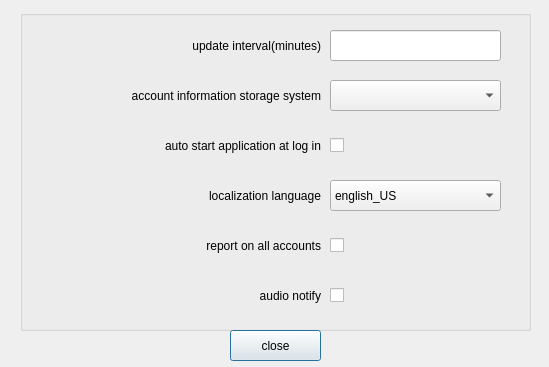
Old version of the form src/configurationoptionsdialog.ui in the repository mhogomchungu/qCheckGMail.
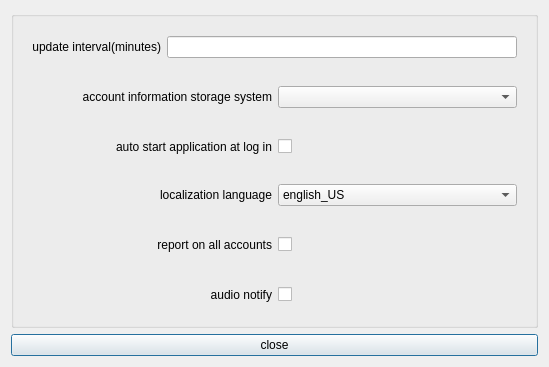
New version of the form.

Commit message: make GUI windows stretchable

```diff
--- a/src/configurationoptionsdialog.ui
+++ b/src/configurationoptionsdialog.ui
@@ -16,36 +16,18 @@
   <property name="windowTitle">
    <string>option configuration window</string>
   </property>
+  <layout class="QGridLayout" name="gridLayout">
+   <item row="0" column="0">
   <widget class="QGroupBox" name="groupBox">
-   <property name="geometry">
-    <rect>
-     <x>20</x>
-     <y>10</y>
-     <width>511</width>
-     <height>321</height>
-    </rect>
-   </property>
    <property name="title">
     <string/>
    </property>
+     <layout class="QGridLayout" name="gridLayout_2">
+      <item row="0" column="0">
    <widget class="QFrame" name="frame_2">
-    <property name="geometry">
-     <rect>
-      <x>20</x>
-      <y>10</y>
-      <width>471</width>
-      <height>51</height>
-     </rect>
-    </property>
+        <layout class="QGridLayout" name="gridLayout_3">
+         <item row="0" column="0">
     <widget class="QLabel" name="label">
-     <property name="geometry">
-      <rect>
-       <x>10</x>
-       <y>0</y>
-       <width>271</width>
-       <height>51</height>
-      </rect>
-     </property>
      <property name="text">
       <string>update interval(minutes)</string>
      </property>
@@ -56,48 +38,40 @@
       <bool>true</bool>
      </property>
     </widget>
-    <widget class="QLineEdit" name="lineEditUpdateCheckInterval">
-     <property name="geometry">
-      <rect>
-       <x>290</x>
-       <y>10</y>
-       <width>171</width>
-       <height>31</height>
-      </rect>
-     </property>
-    </widget>
-   </widget>
+         </item>
+         <item row="0" column="1">
+          <widget class="QLineEdit" name="lineEditUpdateCheckInterval"/>
+         </item>
+        </layout>
+       </widget>
+      </item>
+      <item row="1" column="0">
+       <widget class="QFrame" name="frame_6">
+        <layout class="QGridLayout" name="gridLayout_4">
+         <item row="0" column="0">
+          <widget class="QLabel" name="label_5">
+           <property name="text">
+            <string>account information storage system</string>
+           </property>
+           <property name="alignment">
+            <set>Qt::AlignRight|Qt::AlignTrailing|Qt::AlignVCenter</set>
+           </property>
+           <property name="wordWrap">
+            <bool>true</bool>
+           </property>
+          </widget>
+         </item>
+         <item row="0" column="1">
+          <widget class="QComboBox" name="comboBoxBackEndSystem"/>
+         </item>
+        </layout>
+       </widget>
+      </item>
+      <item row="2" column="0">
    <widget class="QFrame" name="frame_3">
-    <property name="geometry">
-     <rect>
-      <x>20</x>
-      <y>110</y>
-      <width>471</width>
-      <height>51</height>
-     </rect>
-    </property>
-    <widget class="QCheckBox" name="checkBoxAutoStartEnabled">
-     <property name="geometry">
-      <rect>
-       <x>290</x>
-       <y>10</y>
-       <width>171</width>
-       <height>31</height>
-      </rect>
-     </property>
-     <property name="text">
-      <string/>
-     </property>
-    </widget>
+        <layout class="QGridLayout" name="gridLayout_5">
+         <item row="0" column="0">
     <widget class="QLabel" name="label_2">
-     <property name="geometry">
-      <rect>
-       <x>10</x>
-       <y>0</y>
-       <width>271</width>
-       <height>51</height>
-      </rect>
-     </property>
      <property name="text">
       <string>auto start application at log in</string>
      </property>
@@ -108,121 +82,50 @@
       <bool>true</bool>
      </property>
     </widget>
-   </widget>
+         </item>
+         <item row="0" column="1">
+          <widget class="QCheckBox" name="checkBoxAutoStartEnabled">
+           <property name="text">
+            <string/>
+           </property>
+          </widget>
+         </item>
+        </layout>
+       </widget>
+      </item>
+      <item row="3" column="0">
    <widget class="QFrame" name="frame_4">
-    <property name="geometry">
-     <rect>
-      <x>20</x>
-      <y>160</y>
-      <width>471</width>
-      <height>51</height>
-     </rect>
-    </property>
+        <layout class="QGridLayout" name="gridLayout_6">
+         <item row="0" column="0">
+          <widget class="QLabel" name="label_3">
+           <property name="text">
+            <string>localization language</string>
+           </property>
+           <property name="alignment">
+            <set>Qt::AlignRight|Qt::AlignTrailing|Qt::AlignVCenter</set>
+           </property>
+           <property name="wordWrap">
+            <bool>true</bool>
+           </property>
+          </widget>
+         </item>
+         <item row="0" column="1">
     <widget class="QComboBox" name="comboBoxLocalLanguage">
-     <property name="geometry">
-      <rect>
-       <x>290</x>
-       <y>10</y>
-       <width>171</width>
-       <height>31</height>
-      </rect>
-     </property>
      <item>
       <property name="text">
        <string notr="true">english_US</string>
       </property>
      </item>
     </widget>
-    <widget class="QLabel" name="label_3">
-     <property name="geometry">
-      <rect>
-       <x>10</x>
-       <y>0</y>
-       <width>271</width>
-       <height>51</height>
-      </rect>
-     </property>
-     <property name="text">
-      <string>localization language</string>
-     </property>
-     <property name="alignment">
-      <set>Qt::AlignRight|Qt::AlignTrailing|Qt::AlignVCenter</set>
-     </property>
-     <property name="wordWrap">
-      <bool>true</bool>
-     </property>
-    </widget>
-   </widget>
-   <widget class="QFrame" name="frame_6">
-    <property name="geometry">
-     <rect>
-      <x>20</x>
-      <y>60</y>
-      <width>471</width>
-      <height>51</height>
-     </rect>
-    </property>
-    <widget class="QLabel" name="label_5">
-     <property name="geometry">
-      <rect>
-       <x>10</x>
-       <y>0</y>
-       <width>271</width>
-       <height>51</height>
-      </rect>
-     </property>
-     <property name="text">
-      <string>account information storage system</string>
-     </property>
-     <property name="alignment">
-      <set>Qt::AlignRight|Qt::AlignTrailing|Qt::AlignVCenter</set>
-     </property>
-     <property name="wordWrap">
-      <bool>true</bool>
-     </property>
-    </widget>
-    <widget class="QComboBox" name="comboBoxBackEndSystem">
-     <property name="geometry">
-      <rect>
-       <x>290</x>
-       <y>10</y>
-       <width>171</width>
-       <height>31</height>
-      </rect>
-     </property>
-    </widget>
-   </widget>
+         </item>
+        </layout>
+       </widget>
+      </item>
+      <item row="4" column="0">
    <widget class="QFrame" name="frame_5">
-    <property name="geometry">
-     <rect>
-      <x>20</x>
-      <y>210</y>
-      <width>471</width>
-      <height>51</height>
-     </rect>
-    </property>
-    <widget class="QCheckBox" name="checkBoxReportOnAllAccounts">
-     <property name="geometry">
-      <rect>
-       <x>290</x>
-       <y>0</y>
-       <width>171</width>
-       <height>51</height>
-      </rect>
-     </property>
-     <property name="text">
-      <string/>
-     </property>
-    </widget>
+        <layout class="QGridLayout" name="gridLayout_7">
+         <item row="0" column="0">
     <widget class="QLabel" name="label_4">
-     <property name="geometry">
-      <rect>
-       <x>10</x>
-       <y>0</y>
-       <width>271</width>
-       <height>51</height>
-      </rect>
-     </property>
      <property name="text">
       <string>report on all accounts</string>
      </property>
@@ -233,25 +136,22 @@
       <bool>true</bool>
      </property>
     </widget>
-   </widget>
+         </item>
+         <item row="0" column="1">
+          <widget class="QCheckBox" name="checkBoxReportOnAllAccounts">
+           <property name="text">
+            <string/>
+           </property>
+          </widget>
+         </item>
+        </layout>
+       </widget>
+      </item>
+      <item row="5" column="0">
    <widget class="QFrame" name="frame_7">
-    <property name="geometry">
-     <rect>
-      <x>20</x>
-      <y>260</y>
-      <width>471</width>
-      <height>51</height>
-     </rect>
-    </property>
+        <layout class="QGridLayout" name="gridLayout_8">
+         <item row="0" column="0">
     <widget class="QLabel" name="label_6">
-     <property name="geometry">
-      <rect>
-       <x>10</x>
-       <y>10</y>
-       <width>271</width>
-       <height>31</height>
-      </rect>
-     </property>
      <property name="text">
       <string>audio notify</string>
      </property>
@@ -262,34 +162,28 @@
       <bool>true</bool>
      </property>
     </widget>
+         </item>
+         <item row="0" column="1">
     <widget class="QCheckBox" name="checkBoxAudioNotify">
-     <property name="geometry">
-      <rect>
-       <x>290</x>
-       <y>0</y>
-       <width>84</width>
-       <height>51</height>
-      </rect>
-     </property>
      <property name="text">
       <string/>
      </property>
     </widget>
-   </widget>
-  </widget>
+         </item>
+        </layout>
+       </widget>
+      </item>
+     </layout>
+    </widget>
+   </item>
+   <item row="1" column="0">
   <widget class="QPushButton" name="pushButtonClose">
-   <property name="geometry">
-    <rect>
-     <x>230</x>
-     <y>330</y>
-     <width>91</width>
-     <height>31</height>
-    </rect>
-   </property>
    <property name="text">
     <string>close</string>
    </property>
   </widget>
+   </item>
+  </layout>
  </widget>
  <tabstops>
   <tabstop>lineEditUpdateCheckInterval</tabstop>
```
Lines whose indentation alone changed are shown as unchanged. The commit also changes 6 other files.
